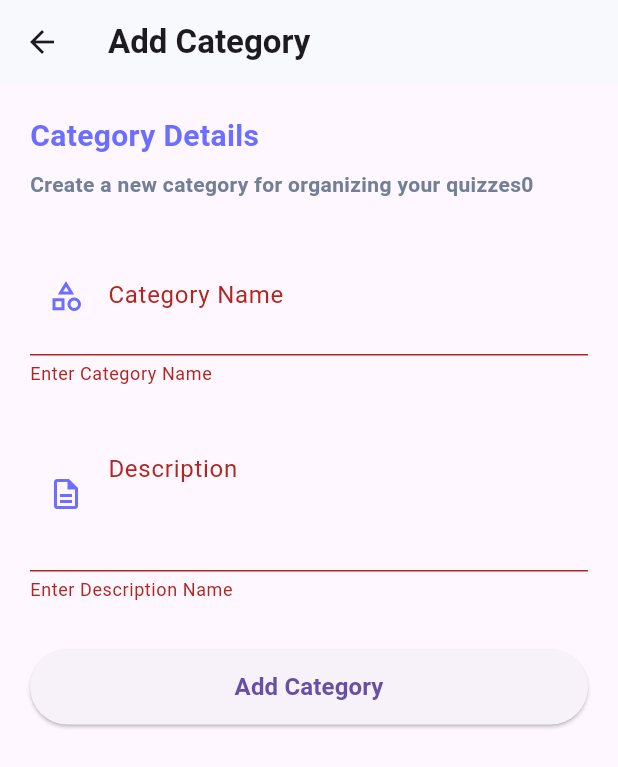
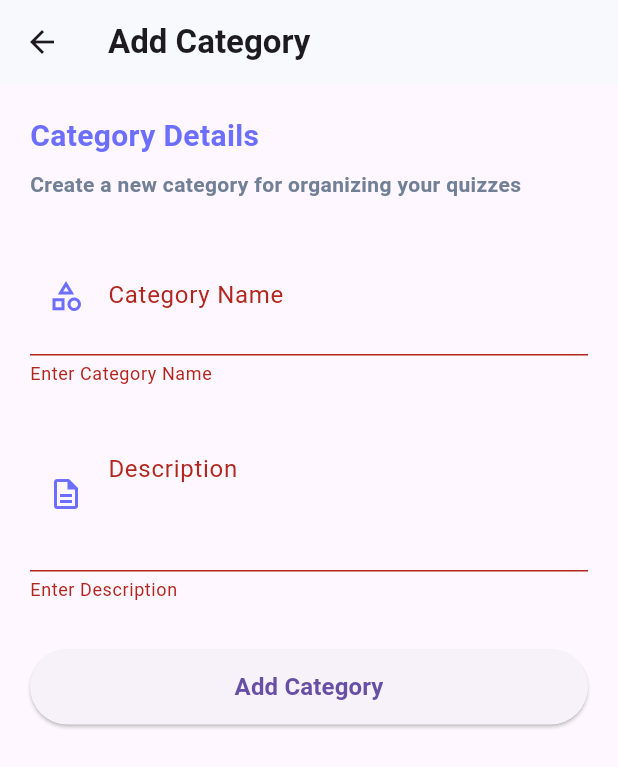
Before and after one commit to Dev-Aziii/QuizApp, a Flutter app: the AddCategoryScreen screen opened directly, after a tap on "Add Category", on a phone screen of 412 x 824 dp. Shown: the top 767 px of the screen. Run offline on Flutter 3.47's test engine with Material 3 defaults, Android fonts, the phone set to English and light mode, and no system bars; our stand-ins replace cloud_firestore, firebase_auth, firebase_core, flutter_animate, google_fonts, google_sign_in and 1 more; accounts and stored records are empty.

Commit message:
refactor: replace WillPopScope with PopScope and fix context_mounted usage
- Migrated from deprecated WillPopScope to PopScope for predictive back support
- Guarded Navigator.pop and SnackBar with context.mounted checks
- Replaced print with dart:developer log for production-safe logging
- Improved async context safety across _saveCategory and _onWillPop

```diff
--- a/lib/view/admin/add_category_screen.dart
+++ b/lib/view/admin/add_category_screen.dart
@@ -2,7 +2,7 @@ import 'package:cloud_firestore/cloud_firestore.dart';
 import 'package:flutter/material.dart';
 import 'package:itsreviewer_app/model/category.dart';
 import 'package:itsreviewer_app/theme/theme.dart';
-
+import 'dart:developer';
 
 class AddCategoryScreen extends StatefulWidget {
   final Category? category;
@@ -21,8 +21,8 @@ class _AddCategoryScreenState extends State<AddCategoryScreen> {
 
   @override
   void initState() {
-    //TODO: implement initState
     super.initState();
+    // Pre-fill controllers if editing existing category
     _nameController = TextEditingController(text: widget.category?.name);
     _descriptionController = TextEditingController(
       text: widget.category?.description,
@@ -31,15 +31,15 @@ class _AddCategoryScreenState extends State<AddCategoryScreen> {
 
   @override
   void dispose() {
-    //TODO: implement dispose
     _nameController.dispose();
     _descriptionController.dispose();
     super.dispose();
   }
 
+  /// Save or update category in Firestore
   Future<void> _saveCategory() async {
     if (!_formKey.currentState!.validate()) {
-      return;
+      return; // Stop if form is invalid
     }
     setState(() {
       _isLoading = true;
@@ -47,6 +47,7 @@ class _AddCategoryScreenState extends State<AddCategoryScreen> {
 
     try {
       if (widget.category != null) {
+        // ✅ Update existing category
         final updatedCategory = widget.category!.copyWith(
           name: _nameController.text.trim(),
           description: _descriptionController.text.trim(),
@@ -57,51 +58,63 @@ class _AddCategoryScreenState extends State<AddCategoryScreen> {
             .doc(widget.category!.id)
             .update(updatedCategory.toMap());
 
+        if (!mounted) return; // prevent context issues
         ScaffoldMessenger.of(context).showSnackBar(
-          SnackBar(content: Text("Category Updated Successfully")),
+          const SnackBar(content: Text("Category updated successfully")),
         );
       } else {
+        // ✅ Add new category
+        final newId = _firestore.collection("categories").doc().id;
+
         await _firestore
             .collection("categories")
-            .add(
+            .doc(newId)
+            .set(
               Category(
-                id: _firestore.collection("categories").doc().id,
+                id: newId,
                 name: _nameController.text.trim(),
                 description: _descriptionController.text.trim(),
                 createdAt: DateTime.now(),
               ).toMap(),
             );
 
+        if (!mounted) return;
         ScaffoldMessenger.of(context).showSnackBar(
-          SnackBar(content: Text("Categories added Successfully")),
+          const SnackBar(content: Text("Category added successfully")),
         );
       }
+
       Navigator.pop(context);
-    } catch (e) {
-      print(e);
+    } catch (e, stack) {
+      log("Error adding/updating category", error: e, stackTrace: stack);
+    } finally {
+      if (mounted) {
+        setState(() {
+          _isLoading = false;
+        });
+      }
     }
   }
 
+  /// Ask confirmation before discarding changes
   Future<bool> _onWillPop() async {
     if (_nameController.text.isNotEmpty ||
         _descriptionController.text.isNotEmpty) {
-      await showDialog<bool>(
+      // Show discard confirmation dialog
+      final discard =
+          await showDialog<bool>(
             context: context,
             builder: (context) => AlertDialog(
-              title: Text("Discard Changes"),
-              content: Text("Are you sure you want to discard changes?"),
+              title: const Text("Discard Changes"),
+              content: const Text("Are you sure you want to discard changes?"),
               actions: [
                 TextButton(
-                  onPressed: () {
-                    Navigator.pop(context, false);
-                  },
-                  child: Text("Cancel"),
+                  onPressed: () => Navigator.pop(context, false),
+                  child: const Text("Cancel"),
                 ),
                 TextButton(
-                  onPressed: () {
-                    Navigator.pop(context, true);
-                  },
-                  child: Text(
+                  onPressed: () => Navigator.pop(context, true),
+                  child: const Text(
                     'Discard',
                     style: TextStyle(color: Colors.redAccent),
                   ),
@@ -110,31 +123,40 @@ class _AddCategoryScreenState extends State<AddCategoryScreen> {
             ),
           ) ??
           false;
+      return discard;
     }
     return true;
   }
 
   @override
   Widget build(BuildContext context) {
-    return WillPopScope(
-      onWillPop: _onWillPop,
+    return PopScope(
+      canPop: true,
+      onPopInvokedWithResult: (didPop, result) async {
+        if (didPop) return;
+
+        final shouldPop = await _onWillPop();
+        if (context.mounted && shouldPop) {
+          Navigator.of(context).pop();
+        }
+      },
       child: Scaffold(
         appBar: AppBar(
           backgroundColor: AppTheme.backgroundColor,
           title: Text(
             widget.category != null ? "Edit Category" : "Add Category",
-            style: TextStyle(fontWeight: FontWeight.bold),
+            style: const TextStyle(fontWeight: FontWeight.bold),
           ),
         ),
         body: SingleChildScrollView(
           child: Padding(
-            padding: EdgeInsets.all(20),
+            padding: const EdgeInsets.all(20),
             child: Form(
               key: _formKey,
               child: Column(
                 crossAxisAlignment: CrossAxisAlignment.start,
                 children: [
-                  Text(
+                  const Text(
                     "Category Details",
                     style: TextStyle(
                       fontSize: 20,
@@ -142,20 +164,22 @@ class _AddCategoryScreenState extends State<AddCategoryScreen> {
                       color: AppTheme.primaryColor,
                     ),
                   ),
-                  SizedBox(height: 8),
+                  const SizedBox(height: 8),
                   Text(
-                    "Create a new category for organizing your quizzes0",
+                    "Create a new category for organizing your quizzes",
                     style: TextStyle(
                       fontSize: 14,
                       fontWeight: FontWeight.bold,
                       color: AppTheme.textSecondayColor,
                     ),
                   ),
-                  SizedBox(height: 24),
+                  const SizedBox(height: 24),
+
+                  /// Category name input
                   TextFormField(
                     controller: _nameController,
                     decoration: InputDecoration(
-                      contentPadding: EdgeInsets.symmetric(vertical: 20),
+                      contentPadding: const EdgeInsets.symmetric(vertical: 20),
                       fillColor: Colors.white,
                       labelText: "Category Name",
                       hintText: "Enter Category Name",
@@ -168,13 +192,15 @@ class _AddCategoryScreenState extends State<AddCategoryScreen> {
                         value!.isEmpty ? "Enter Category Name" : null,
                     textInputAction: TextInputAction.next,
                   ),
-                  SizedBox(height: 20),
+                  const SizedBox(height: 20),
+
+                  /// Description input
                   TextFormField(
                     controller: _descriptionController,
                     decoration: InputDecoration(
                       fillColor: Colors.white,
                       labelText: "Description",
-                      hintText: "Enter Category Name",
+                      hintText: "Enter Description",
                       prefixIcon: Icon(
                         Icons.description_outlined,
                         color: AppTheme.primaryColor,
@@ -183,17 +209,19 @@ class _AddCategoryScreenState extends State<AddCategoryScreen> {
                     ),
                     maxLines: 3,
                     validator: (value) =>
-                        value!.isEmpty ? "Enter Description Name" : null,
+                        value!.isEmpty ? "Enter Description" : null,
                     textInputAction: TextInputAction.next,
                   ),
-                  SizedBox(height: 32),
+                  const SizedBox(height: 32),
+
+                  /// Save button
                   SizedBox(
                     width: double.infinity,
                     height: 50,
                     child: ElevatedButton(
                       onPressed: _isLoading ? null : _saveCategory,
                       child: _isLoading
-                          ? SizedBox(
+                          ? const SizedBox(
                               height: 20,
                               width: 20,
                               child: CircularProgressIndicator(
@@ -207,7 +235,7 @@ class _AddCategoryScreenState extends State<AddCategoryScreen> {
                               widget.category != null
                                   ? "Update Category"
                                   : "Add Category",
-                              style: TextStyle(
+                              style: const TextStyle(
                                 fontSize: 16,
                                 fontWeight: FontWeight.bold,
                               ),
--- a/pubspec.yaml
+++ b/pubspec.yaml
@@ -33,6 +33,7 @@ dependencies:
 
   # The following adds the Cupertino Icons font to your application.
   # Use with the CupertinoIcons class for iOS style icons.
+  logging: ^1.2.0
   cupertino_icons: ^1.0.8
   cloud_firestore: ^6.0.1
   firebase_core: ^4.1.0
```
